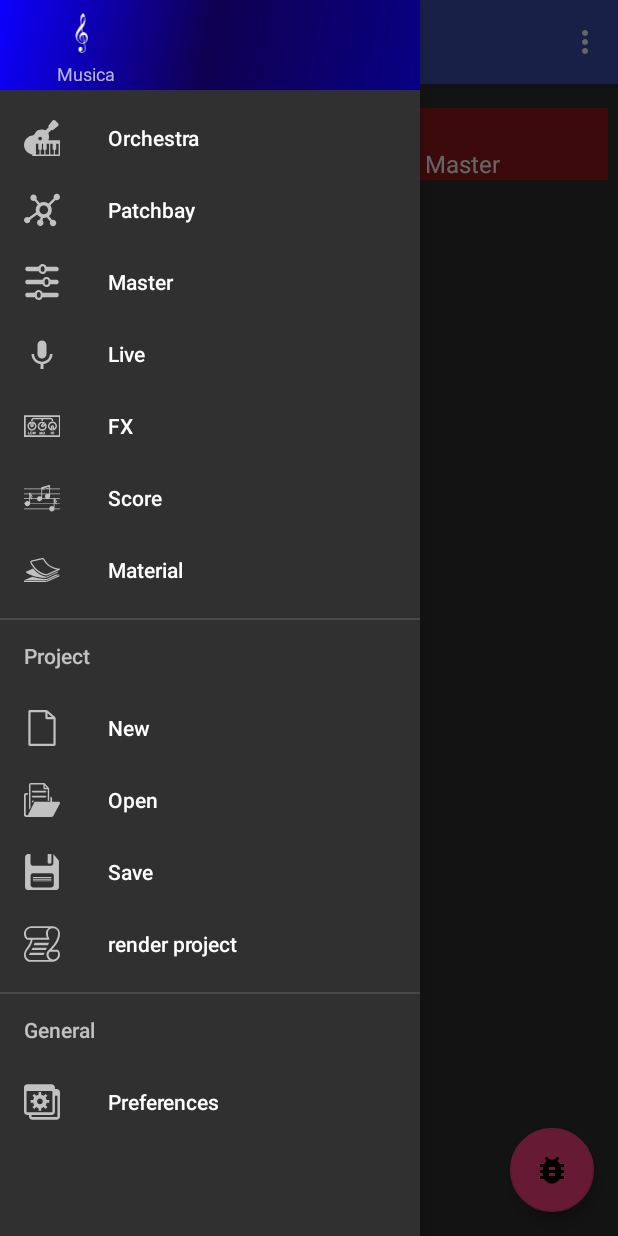
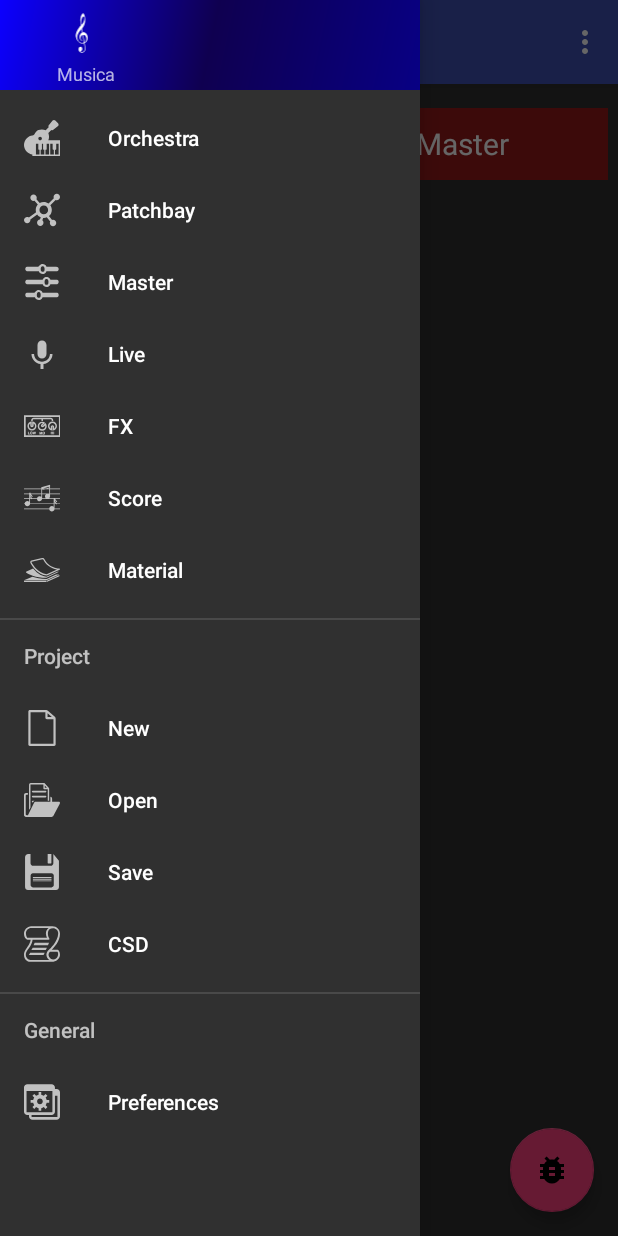
Before and after one commit to Ebmtranceboy/Musica, an Android app: the fragment PatchBayFragment placed in its activity, with the side drawer open, on a phone screen of 412 x 824 dp. Run offline under Robolectric (Android 15) with nearby library versions, the light colour scheme and no system bars; libraries missing offline, so code that uses them is left out: com.csounds; 1 statement that could not run was skipped.

Commit message:
v0.4 : project rendering correction + minor modifs

```diff
--- a/app/src/main/java/joel/duet/musica/LiveFragment.java
+++ b/app/src/main/java/joel/duet/musica/LiveFragment.java
@@ -137,7 +137,7 @@ public final class LiveFragment extends Fragment {
 
                 csoundObj.stop();
                 ktrlBindings();
-                String csd = solo_mode ? CSD.part() : Score.sendPatterns(Score.allPatterns(), 0);
+                String csd = solo_mode ? CSD.part() : Score.sendPatterns(Score.allPatterns(), false, 0);
                 csoundObj.startCsound(activity.csoundUtil.createTempFile(csd));
                 csoundObj.sendScore(activity.csoundUtil.getExternalFileAsString(Default.score_events_absoluteFilePath).replaceAll("i +\\w+ +", "i\"" + select_instr.getSelectedItem() + "\" "));
             }
@@ -167,7 +167,7 @@ public final class LiveFragment extends Fragment {
                         ktrlBindings();
                         csoundObj.startCsound(activity.csoundUtil.createTempFile(CSD.part()));
                     }
-                }, 1000, TimeUnit.MILLISECONDS);
+                }, 500, TimeUnit.MILLISECONDS);
 
                 // in case record_mode is on, this is needed for foutir to catch the last note
                 csoundObj.sendScore("i\"Silencer\" 0 0 \"" + select_instr.getSelectedItem() + "\" " + 1);
--- a/app/src/main/java/joel/duet/musica/MainActivity.java
+++ b/app/src/main/java/joel/duet/musica/MainActivity.java
@@ -323,7 +323,7 @@ public final class MainActivity extends AppCompatActivity
             fileOpenDialog.chooseFile_or_Dir(fileOpenDialog.default_file_name);
 
         }  else if (id == R.id.render_project) {
-            csoundUtil.saveStringAsExternalFile(Score.sendPatterns(Score.allPatterns(), 0), "/storage/sdcard0/" + CSD.projectName + ".csd");
+            csoundUtil.saveStringAsExternalFile(Score.sendPatterns(Score.allPatterns(), true, 0), "/storage/sdcard0/" + CSD.projectName + ".csd");
 
         } else if (id == R.id.nav_preferences) {
             // TODO : default sr, ksmps, nbchnls, 0dbfs
--- a/app/src/main/java/joel/duet/musica/MasterFragment.java
+++ b/app/src/main/java/joel/duet/musica/MasterFragment.java
@@ -38,22 +38,27 @@ public final class MasterFragment extends Fragment{
         seekBar = (SeekBar) line.findViewById(R.id.gain);
         double val;
 
+        int color;
         if (isInstr) {
+            color = Default.instrument_color;
             if (formatId == R.string.master_line_L_format)
                 val = CSD.mapInstr.get(componentName).gainL;
             else val = CSD.mapInstr.get(componentName).gainR;
         } else {
             if (componentName.equals("Master")) {
+                color = Default.master_color;
                 if (formatId == R.string.master_line_L_format)
                     val = CSD.master_gain_L;
                 else val = CSD.master_gain_R;
             } else {
+                color = Default.effect_color;
                 if (formatId == R.string.master_line_L_format)
                     val = CSD.mapFX.get(componentName).gainL;
                 else val = CSD.mapFX.get(componentName).gainR;
             }
         }
         seekBar.setProgress((int) Math.round(val* seekBar.getMax()));
+        lineName.setBackgroundColor(color);
         gaindb.setText(String.format("%1s", val));
 
         csoundObj.addBinding(new SlidingCsoundBindingUI(seekBar, "ktrl_" + String.format(format, componentName), 0, 1, gaindb, isInstr, formatId, componentName));
--- a/app/src/main/java/joel/duet/musica/PatchBayFragment.java
+++ b/app/src/main/java/joel/duet/musica/PatchBayFragment.java
@@ -38,15 +38,16 @@ public final class PatchBayFragment extends Fragment {
 
                 int color = 0x00FFFFFF; // Transparent
                 if (j == 0) {
-                    if (i < CSD.getNbInstruments()) color = 0x7F0000FF; // Opaque Blue
-                    else if (i < CSD.getNbInstruments() + CSD.getNbEffects()) color = 0x7F00FF00;
+                    if (i < CSD.getNbInstruments()) color = Default.instrument_color;
+                    else if (i < CSD.getNbInstruments() + CSD.getNbEffects()) color = Default.effect_color;
                 } else if (i == CSD.getNbInstruments() + CSD.getNbEffects() && j > 0) {
-                    if (j <= CSD.getNbEffects()) color = 0x7F00FF00;
-                    else color = 0x7FFF0000;
+                    if (j <= CSD.getNbEffects()) color = Default.effect_color;
+                    else color = Default.master_color;
                 }
 
                 view.setBackgroundColor(color);
-                ((TextView) view).setGravity(Gravity.CENTER | Gravity.BOTTOM);
+                ((TextView) view).setTextSize(20.0f);
+                ((TextView) view).setGravity(Gravity.CENTER_VERTICAL | Gravity.CENTER_HORIZONTAL);
 
                 return view;
             }
--- a/app/src/main/java/joel/duet/musica/PatternFragment.java
+++ b/app/src/main/java/joel/duet/musica/PatternFragment.java
@@ -133,7 +133,7 @@ public final class PatternFragment extends FragmentPlus {
         view.findViewById(R.id.preview).setOnClickListener(new View.OnClickListener() {
             @Override
             public void onClick(View view) {
-                String csd = Score.sendPatterns(patternview.pattern.singleton(),
+                String csd = Score.sendPatterns(patternview.pattern.singleton(), false,
                         patternview.pattern.start,
                         patternview.pattern.finish);
                 Log.i(TAG, csd);
@@ -145,7 +145,7 @@ public final class PatternFragment extends FragmentPlus {
         view.findViewById(R.id.in_context).setOnClickListener(new View.OnClickListener() {
             @Override
             public void onClick(View view) {
-                String csd = Score.sendPatterns(Score.allPatterns(),
+                String csd = Score.sendPatterns(Score.allPatterns(), false,
                         patternview.pattern.start,
                         patternview.pattern.finish);
                 csoundObj.stop();
--- a/app/src/main/java/joel/duet/musica/Score.java
+++ b/app/src/main/java/joel/duet/musica/Score.java
@@ -155,7 +155,7 @@ final class Score {
         return result;
     }
 
-    public static String sendPatterns(List<Pattern> unFixedPatterns, int... params){
+    public static String sendPatterns(List<Pattern> unFixedPatterns, boolean flattenControls, int... params){
         int tick_start, tick_finish;
         switch(params.length) {
             case 2:
@@ -173,7 +173,7 @@ final class Score {
         }
 
         ScoreAttributes attributes = prepareScore(unFixedPatterns,tick_start,tick_finish);
-        return CSD.song(attributes.score,Math.min(attributes.finish, tick_finish) - tick_start);
+        return CSD.song(attributes.score,Math.min(attributes.finish, tick_finish) - tick_start,flattenControls);
     }
 
     public static String sendPatternsForRecord(String instrName, List<Pattern> unFixedPatterns){
--- a/app/src/main/java/joel/duet/musica/ScoreFragment.java
+++ b/app/src/main/java/joel/duet/musica/ScoreFragment.java
@@ -197,9 +197,9 @@ public final class ScoreFragment extends Fragment {
         view.findViewById(R.id.play).setOnClickListener(new View.OnClickListener() {
                                                             @Override
                                                             public void onClick(View view) {
-                                                                String csd = Score.sendPatterns(Score.allPatterns(),
+                                                                String csd = Score.sendPatterns(Score.allPatterns(),false,
                                                                         bars_spinner.getSelectedItemPosition() * Score.getResolution());
-                                                                Log.i(TAG, csd);
+                                                                //Log.i(TAG, csd);
                                                                 csoundObj.stop();
                                                                 csoundObj.startCsound(activity.csoundUtil.createTempFile(csd));
                                                             }
--- a/app/src/main/res/values/strings.xml
+++ b/app/src/main/res/values/strings.xml
@@ -63,7 +63,7 @@
     <string name="quarter_image_label">image of a quarter</string>
     <string name="default_directory">/storage/scard0/</string>
     <string name="lab_label">lab_label</string>
-    <string name="render_project_label">render project</string>
+    <string name="render_project_label">CSD</string>
     <string-array name="oct_array">
         <item>1</item>
         <item>2</item>
```
Also changed, not shown: app/src/main/java/joel/duet/musica/CSD.java (+31 -19 lines), app/src/main/java/joel/duet/musica/Default.java (+6 -1 lines).
